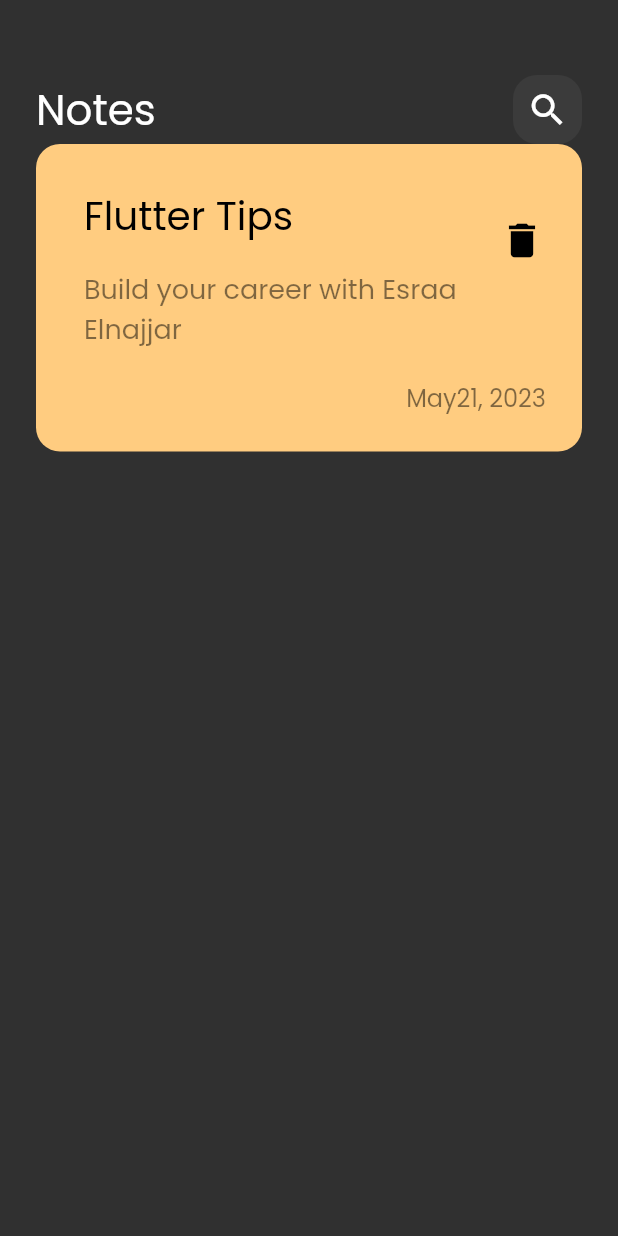
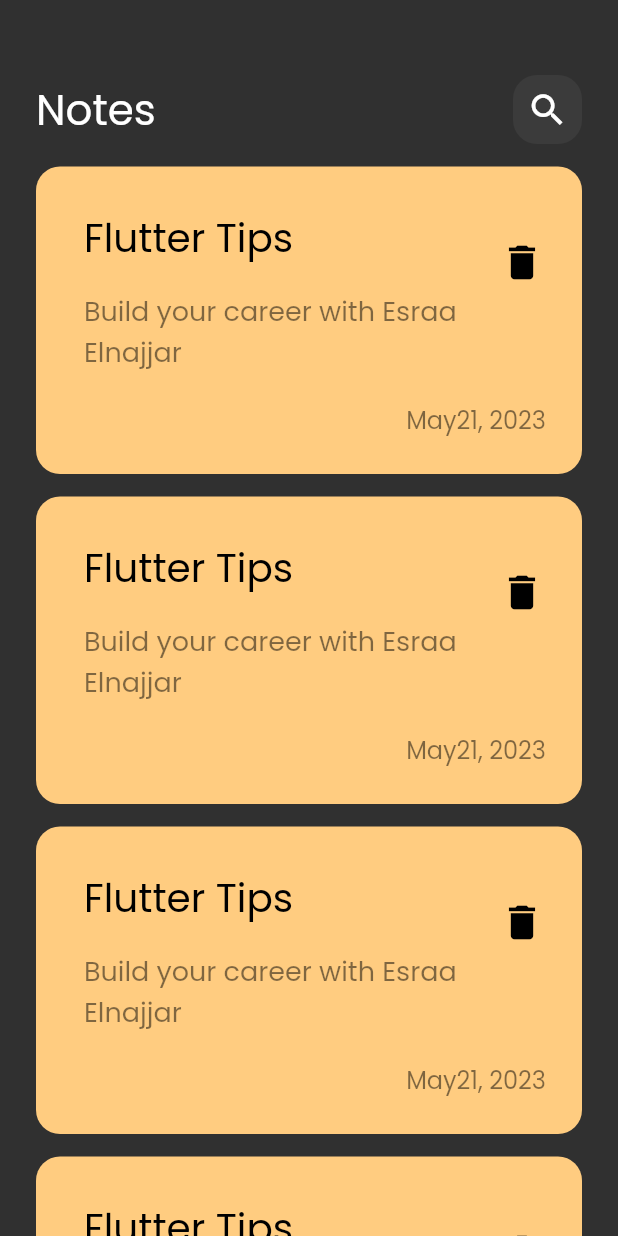
Before and after one commit to EsraaElnajjar/Notes_offline_App, a Flutter app: the screen it shows after launch, on a phone screen of 412 x 824 dp. Run offline on Flutter 3.47's test engine with Material 2 defaults, Android fonts, the phone set to English and light mode, and no system bars.

Commit message:
create note items listview

```diff
--- a/lib/views/widgets/body.dart
+++ b/lib/views/widgets/body.dart
@@ -1,6 +1,7 @@
 import 'package:flutter/material.dart';
 import 'package:note_app/views/widgets/customAppBar.dart';
 import 'package:note_app/views/widgets/customNoteItem.dart';
+import 'package:note_app/views/widgets/notesListView.dart';
 class viewBody extends StatelessWidget{
   @override
   Widget build(BuildContext context) {
@@ -10,7 +11,7 @@ class viewBody extends StatelessWidget{
        children: [
          SizedBox(height: 50.0),
          customAppBar(),
-         noteItem(),
+         Expanded(child: itemsList()),
        ],
       ),
     );
--- a/lib/views/widgets/customNoteItem.dart
+++ b/lib/views/widgets/customNoteItem.dart
@@ -3,7 +3,9 @@ import 'package:flutter/material.dart';
 class noteItem extends StatelessWidget{
   @override
   Widget build(BuildContext context) {
-    return Container(
+    return Padding(
+      padding: const EdgeInsets.only(top: 15),
+      child: Container(
           padding: EdgeInsets.only(top: 24,bottom: 24,left: 16),
           decoration: BoxDecoration(
             color: Color(0xffffcc80),
@@ -31,6 +33,7 @@ class noteItem extends StatelessWidget{
               ),
             ],
           )
+      ),
     );
   }
 
--- /dev/null
+++ b/lib/views/widgets/notesListView.dart
@@ -0,0 +1,11 @@
+import 'package:flutter/material.dart';
+import 'package:note_app/views/widgets/customNoteItem.dart';
+class itemsList extends StatelessWidget{
+  @override
+  Widget build(BuildContext context) {
+    return ListView.builder(itemBuilder: (context, index) {
+      return noteItem();
+    });
+  }
+
+}
```
Lines whose indentation alone changed are shown as unchanged.
